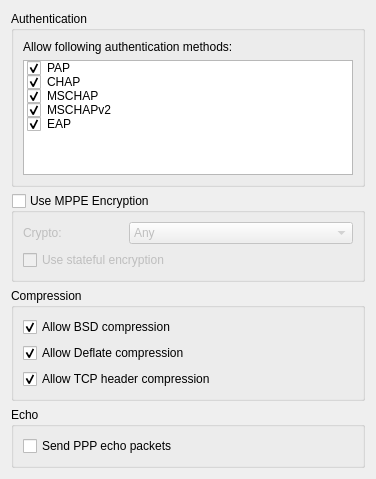
The window that vpn/pptp/pptpadvanced.ui (KDE/plasma-nm) describes before a commit, drawn with Qt 5.
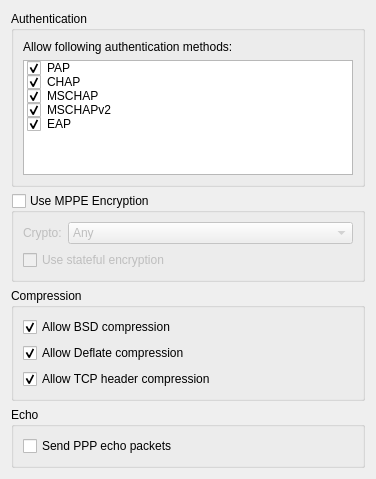
The same window after the commit. Custom widgets are drawn as their Qt base class.

```diff
--- a/vpn/pptp/pptpadvanced.ui
+++ b/vpn/pptp/pptpadvanced.ui
@@ -16,10 +16,8 @@
      <property name="title">
       <string>Authentication</string>
      </property>
-     <layout class="QGridLayout" name="gridLayout_3">
+     <layout class="QFormLayout" name="formLayout">
       <item row="0" column="0">
-       <layout class="QVBoxLayout" name="verticalLayout_2">
-        <item>
          <widget class="QLabel" name="lbl_auth">
           <property name="text">
            <string>Allow following authentication methods:</string>
@@ -29,7 +27,7 @@
           </property>
          </widget>
         </item>
-        <item>
+      <item row="1" column="0" colspan="2">
          <widget class="QListWidget" name="listWidget">
           <item>
            <property name="text">
@@ -74,8 +72,6 @@
          </widget>
         </item>
        </layout>
-      </item>
-     </layout>
     </widget>
    </item>
    <item>
@@ -92,12 +88,8 @@
      <property name="checked">
       <bool>false</bool>
      </property>
-     <layout class="QVBoxLayout" name="verticalLayout_4">
-      <item>
-       <layout class="QHBoxLayout" name="horizontalLayout_2">
-        <item>
-         <layout class="QHBoxLayout" name="horizontalLayout">
-          <item>
+     <layout class="QFormLayout" name="formLayout_2">
+      <item row="0" column="0">
            <widget class="QLabel" name="lbl_MMPEcrypto">
             <property name="maximumSize">
              <size>
@@ -113,8 +105,14 @@
             </property>
            </widget>
           </item>
-          <item>
+      <item row="0" column="1">
            <widget class="KComboBox" name="cb_MPPECrypto">
+        <property name="sizePolicy">
+         <sizepolicy hsizetype="MinimumExpanding" vsizetype="Fixed">
+          <horstretch>0</horstretch>
+          <verstretch>0</verstretch>
+         </sizepolicy>
+        </property>
             <item>
              <property name="text">
               <string comment="like in use Any configuration">Any</string>
@@ -132,13 +130,7 @@
             </item>
            </widget>
           </item>
-         </layout>
-        </item>
-       </layout>
-      </item>
-      <item>
-       <layout class="QHBoxLayout" name="horizontalLayout_3">
-        <item>
+      <item row="1" column="0" colspan="2">
          <widget class="QCheckBox" name="cb_statefulEncryption">
           <property name="text">
            <string>Use stateful encryption</string>
@@ -146,8 +138,6 @@
          </widget>
         </item>
        </layout>
-      </item>
-     </layout>
     </widget>
    </item>
    <item>
@@ -155,10 +145,11 @@
      <property name="title">
       <string>Compression</string>
      </property>
-     <layout class="QGridLayout" name="gridLayout_2">
-      <item row="1" column="0">
-       <layout class="QVBoxLayout" name="verticalLayout">
-        <item>
+     <layout class="QFormLayout" name="formLayout_3">
+      <property name="labelAlignment">
+       <set>Qt::AlignLeading|Qt::AlignLeft|Qt::AlignVCenter</set>
+      </property>
+      <item row="0" column="0">
          <widget class="QCheckBox" name="cb_BSD">
           <property name="text">
            <string>Allow BSD compression</string>
@@ -168,7 +159,7 @@
           </property>
          </widget>
         </item>
-        <item>
+      <item row="1" column="0">
          <widget class="QCheckBox" name="cb_deflate">
           <property name="text">
            <string>Allow Deflate compression</string>
@@ -178,7 +169,7 @@
           </property>
          </widget>
         </item>
-        <item>
+      <item row="2" column="0">
          <widget class="QCheckBox" name="cb_TCPheaders">
           <property name="text">
            <string>Allow TCP header compression</string>
@@ -189,8 +180,6 @@
          </widget>
         </item>
        </layout>
-      </item>
-     </layout>
     </widget>
    </item>
    <item>
@@ -198,7 +187,7 @@
      <property name="title">
       <string>Echo</string>
      </property>
-     <layout class="QGridLayout" name="gridLayout">
+     <layout class="QFormLayout" name="formLayout_4">
       <item row="0" column="0">
        <widget class="QCheckBox" name="cb_sendEcho">
         <property name="text">
```
Lines whose indentation alone changed are shown as unchanged.
